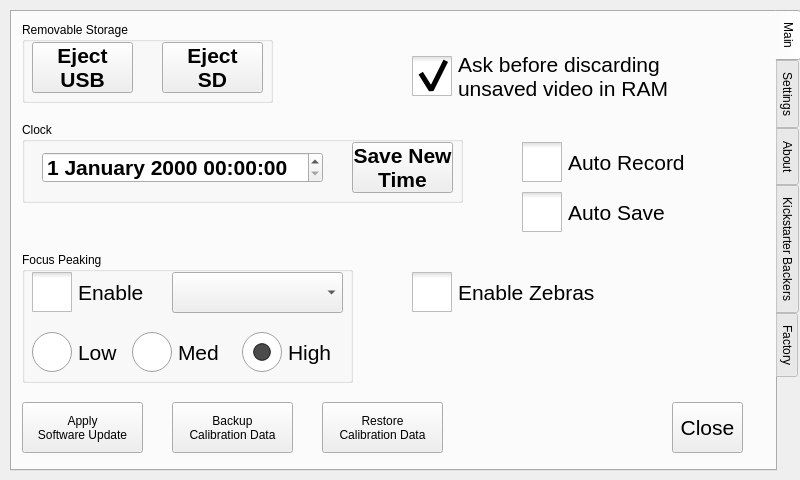
The window that src/utilwindow.ui (krontech/chronos-cam-app) describes before a commit, drawn with Qt 5.
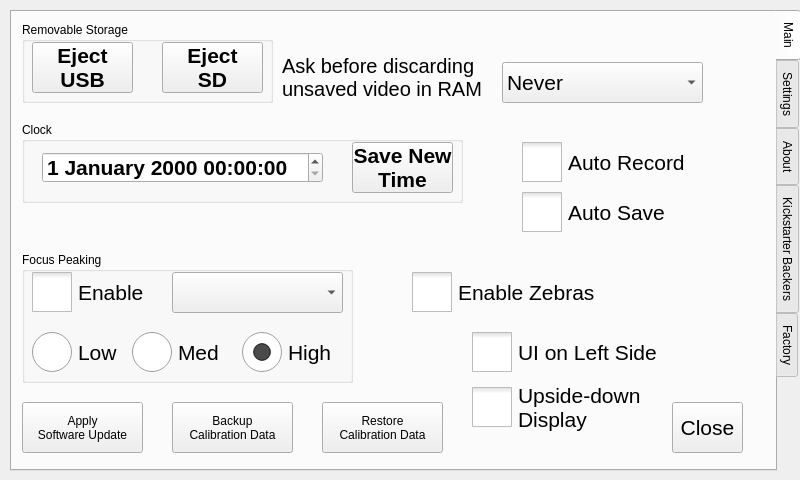
The same window after the commit. Custom widgets are drawn as their Qt base class.

Commit message: UI: Optionally display UI on left of screen and/or upside-down, and add highlighting to playback slider (#4)

What changed in the file:
```diff
--- a/src/utilwindow.ui
+++ b/src/utilwindow.ui
@@ -421,38 +421,114 @@
       <bool>false</bool>
      </property>
     </widget>
-    <widget class="QCheckBox" name="chkUnsavedVidWarning">
+    <widget class="QLabel" name="lblUnsavedVideoLabel">
      <property name="geometry">
       <rect>
-       <x>400</x>
-       <y>40</y>
-       <width>256</width>
-       <height>49</height>
+       <x>270</x>
+       <y>30</y>
+       <width>211</width>
+       <height>71</height>
       </rect>
      </property>
      <property name="font">
       <font>
-       <pointsize>16</pointsize>
+       <pointsize>15</pointsize>
       </font>
      </property>
-     <property name="styleSheet">
-      <string notr="true">QCheckBox::indicator {
-     width: 40px;
-     height: 40px;
-}</string>
-     </property>
      <property name="text">
       <string>Ask before discarding
 unsaved video in RAM</string>
      </property>
-     <property name="checked">
+     <property name="checked" stdset="0">
       <bool>true</bool>
      </property>
+    </widget>
+    <widget class="QCheckBox" name="chkUiOnLeft">
+     <property name="geometry">
+      <rect>
+       <x>460</x>
+       <y>320</y>
+       <width>201</width>
+       <height>41</height>
+      </rect>
+     </property>
+     <property name="font">
+      <font>
+       <pointsize>16</pointsize>
+      </font>
+     </property>
+     <property name="styleSheet">
+      <string notr="true">QCheckBox::indicator {
+     width: 40px;
+     height: 40px;
+}</string>
+     </property>
+     <property name="text">
+      <string>UI on Left Side</string>
+     </property>
      <property name="tristate">
       <bool>false</bool>
      </property>
     </widget>
-   </widget>
+    <widget class="QCheckBox" name="chkUpsideDownDisplay">
+     <property name="geometry">
+      <rect>
+       <x>460</x>
+       <y>370</y>
+       <width>171</width>
+       <height>51</height>
+      </rect>
+     </property>
+     <property name="font">
+      <font>
+       <pointsize>16</pointsize>
+      </font>
+     </property>
+     <property name="styleSheet">
+      <string notr="true">QCheckBox::indicator {
+     width: 40px;
+     height: 40px;
+}</string>
+     </property>
+     <property name="text">
+      <string>Upside-down
+Display</string>
+     </property>
+     <property name="tristate">
+      <bool>false</bool>
+     </property>
+    </widget>
+    <widget class="QComboBox" name="comboDisableUnsavedWarning">
+     <property name="geometry">
+      <rect>
+       <x>490</x>
+       <y>50</y>
+       <width>201</width>
+       <height>41</height>
+      </rect>
+     </property>
+     <property name="font">
+      <font>
+       <pointsize>16</pointsize>
+      </font>
+     </property>
+     <item>
+      <property name="text">
+       <string>Never</string>
+      </property>
+     </item>
+     <item>
+      <property name="text">
+       <string>If not reviewed</string>
+      </property>
+     </item>
+     <item>
+      <property name="text">
+       <string>Always</string>
+      </property>
+     </item>
+		</widget>
+</widget>
    <widget class="QWidget" name="tabSettings">
     <attribute name="title">
      <string>Settings</string>
```
The commit also changes 22 other files.
